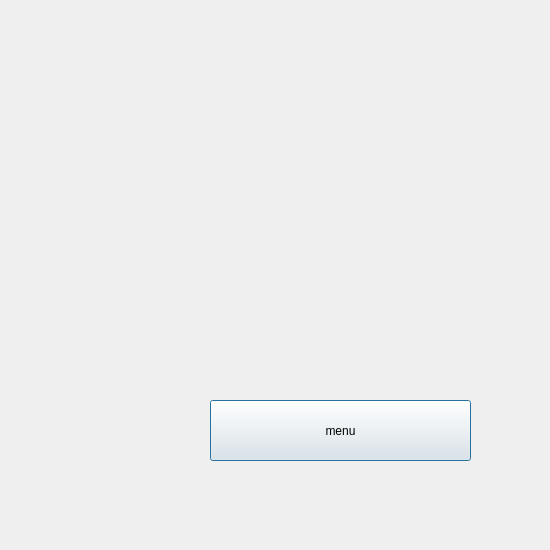
knu-5-tochanenko/SoftwareReengineering, file Lab_2/Refactored/sublevels.ui: the form before one commit.
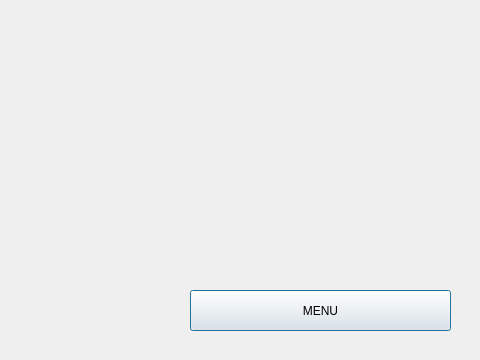
The form after the commit.

Commit message: Redesign Sublevel Page

Diff of the .ui file:
```diff
--- a/Lab_2/Refactored/sublevels.ui
+++ b/Lab_2/Refactored/sublevels.ui
@@ -6,20 +6,20 @@
    <rect>
     <x>0</x>
     <y>0</y>
-    <width>550</width>
-    <height>550</height>
+    <width>480</width>
+    <height>360</height>
    </rect>
   </property>
   <property name="minimumSize">
    <size>
-    <width>550</width>
-    <height>550</height>
+    <width>480</width>
+    <height>360</height>
    </size>
   </property>
   <property name="maximumSize">
    <size>
-    <width>550</width>
-    <height>550</height>
+    <width>480</width>
+    <height>360</height>
    </size>
   </property>
   <property name="windowTitle">
@@ -28,10 +28,10 @@
   <widget class="QWidget" name="verticalLayoutWidget">
    <property name="geometry">
     <rect>
-     <x>210</x>
+     <x>190</x>
      <y>170</y>
      <width>261</width>
-     <height>231</height>
+     <height>111</height>
     </rect>
    </property>
    <layout class="QVBoxLayout" name="verticalLayout_sublevelButtons"/>
@@ -54,14 +54,14 @@
   <widget class="QPushButton" name="pushButton_menu">
    <property name="geometry">
     <rect>
-     <x>210</x>
-     <y>400</y>
+     <x>190</x>
+     <y>290</y>
      <width>261</width>
-     <height>61</height>
+     <height>41</height>
     </rect>
    </property>
    <property name="text">
-    <string>menu</string>
+    <string>MENU</string>
    </property>
   </widget>
  </widget>
```
Left out of the diff: 2 changed lines with no effect on the pictures. The commit also changes 2 other files.
